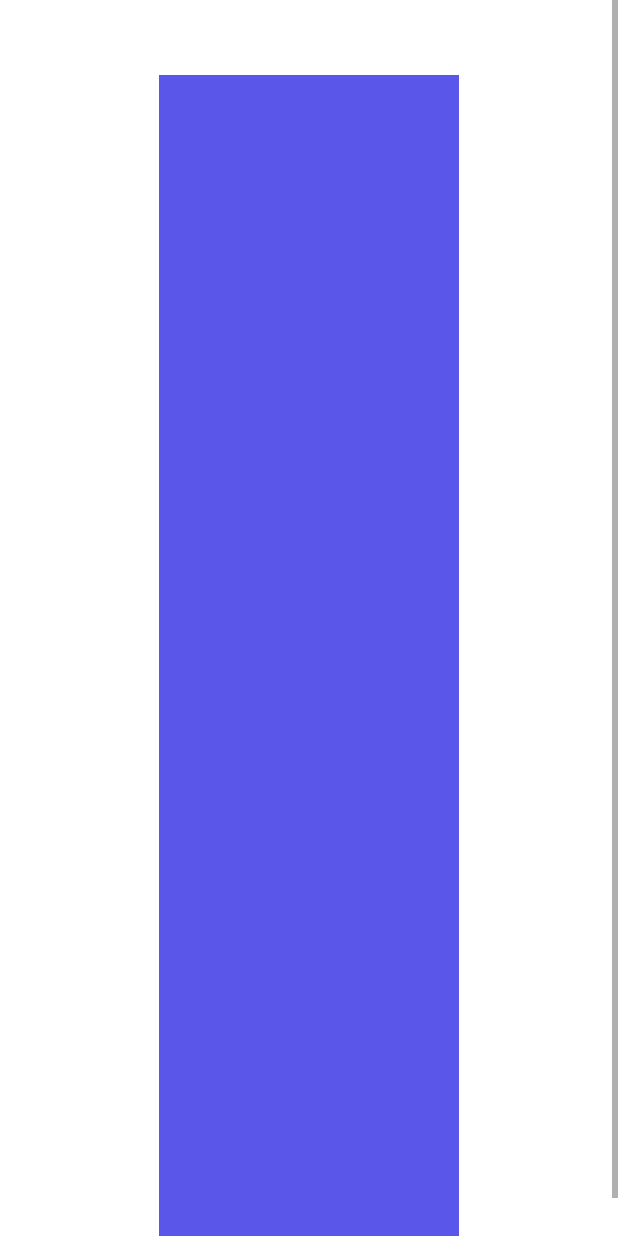
After one commit to Hepsiburada-Mobil-Android-Bootcamp/Homework2_GroupB, an Android app: the layout fragment_add_product.xml on its own in the app's theme, with its tools: preview values and no code run, on a phone screen of 412 x 824 dp. The commit adds this screen. Run offline under Robolectric (Android 15) with nearby library versions, the phone set to English and light mode, and no system bars.

Commit message:
Create Add Product

```diff
--- /dev/null
+++ b/app/src/main/java/com/noor/homework2_groupb/data/remote/FirebaseMethods.kt
@@ -0,0 +1,3 @@
+package com.noor.homework2_groupb.data.remote
+
+class FirebaseMethods
--- /dev/null
+++ b/app/src/main/java/com/noor/homework2_groupb/view/home/AddProductFragment.kt
@@ -0,0 +1,19 @@
+package com.noor.homework2_groupb.view.home
+
+import android.os.Bundle
+import androidx.fragment.app.Fragment
+import android.view.LayoutInflater
+import android.view.View
+import android.view.ViewGroup
+import com.google.android.material.bottomsheet.BottomSheetDialogFragment
+import com.noor.homework2_groupb.R
+import com.noor.homework2_groupb.base.BaseFragment
+import com.noor.homework2_groupb.databinding.FragmentAddProductBinding
+
+class AddProductFragment : BottomSheetDialogFragment() {
+
+    override fun onCreate(savedInstanceState: Bundle?) {
+        super.onCreate(savedInstanceState)
+
+    }
+}
--- /dev/null
+++ b/app/src/main/res/layout/fragment_add_product.xml
@@ -0,0 +1,32 @@
+<?xml version="1.0" encoding="utf-8"?>
+<layout xmlns:android="http://schemas.android.com/apk/res/android"
+    xmlns:tools="http://schemas.android.com/tools"
+    xmlns:app="http://schemas.android.com/apk/res-auto">
+
+    <data>
+
+    </data>
+
+    <ScrollView
+        android:layout_width="match_parent"
+        android:layout_height="match_parent"
+        tools:context=".view.home.AddProductFragment">
+
+        <androidx.constraintlayout.widget.ConstraintLayout
+            android:layout_width="match_parent"
+            android:layout_height="wrap_content">
+
+            <ImageView
+                android:id="@+id/iv_product"
+                android:layout_width="200dp"
+                android:layout_height="800dp"
+                android:layout_marginTop="50dp"
+                android:background="@color/purple"
+                app:layout_constraintStart_toStartOf="parent"
+                app:layout_constraintEnd_toEndOf="parent"
+                app:layout_constraintTop_toTopOf="parent"
+                android:contentDescription="@string/image_of_product" />
+
+        </androidx.constraintlayout.widget.ConstraintLayout>
+    </ScrollView>
+</layout>
--- a/app/src/main/res/menu/bottom_menu.xml
+++ b/app/src/main/res/menu/bottom_menu.xml
@@ -10,6 +10,6 @@
         android:icon="@drawable/ic_favorite"/>
     <item
         android:id="@+id/profileFragment"
-        android:title="@string/person"
+        android:title="@string/profile"
         android:icon="@drawable/ic_person"/>
 </menu>
--- a/app/src/main/res/values/strings.xml
+++ b/app/src/main/res/values/strings.xml
@@ -4,7 +4,7 @@
     <string name="hello_blank_fragment">Hello blank fragment</string>
     <string name="home">Home</string>
     <string name="favorites">Favorites</string>
-    <string name="person">Person</string>
+    <string name="profile">Profile</string>
     <string name="find_your_gadget">Find your Gadget</string>
     <string name="welcome_back">Welcome back</string>
     <string name="get_started">Get started</string>
```
